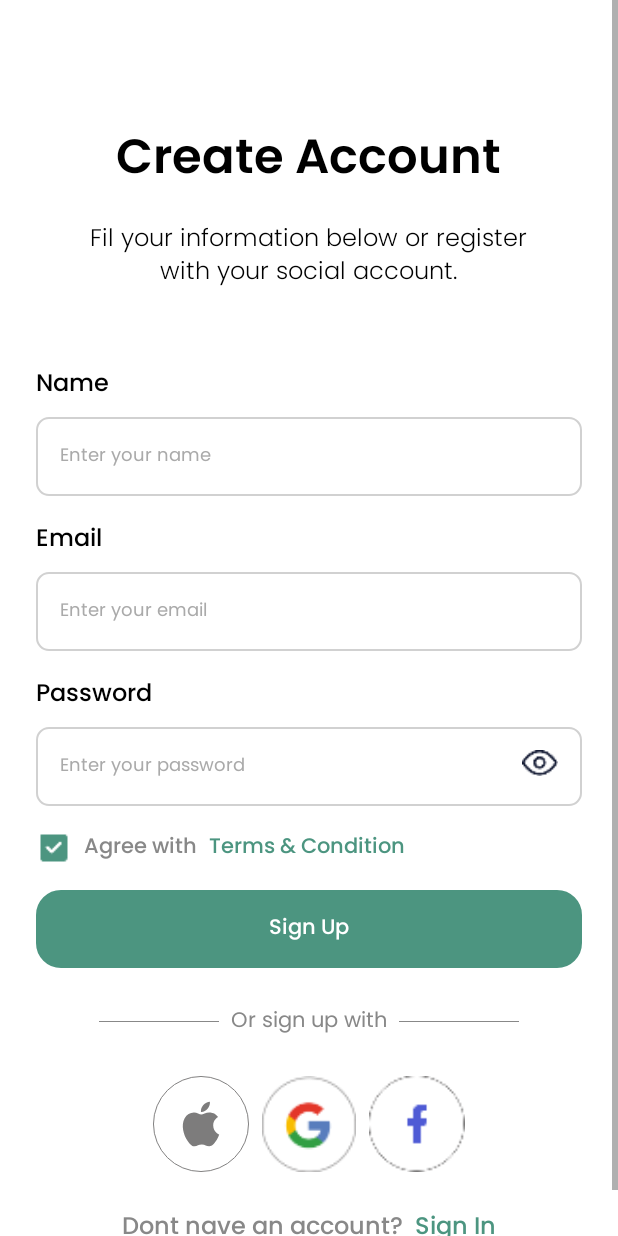
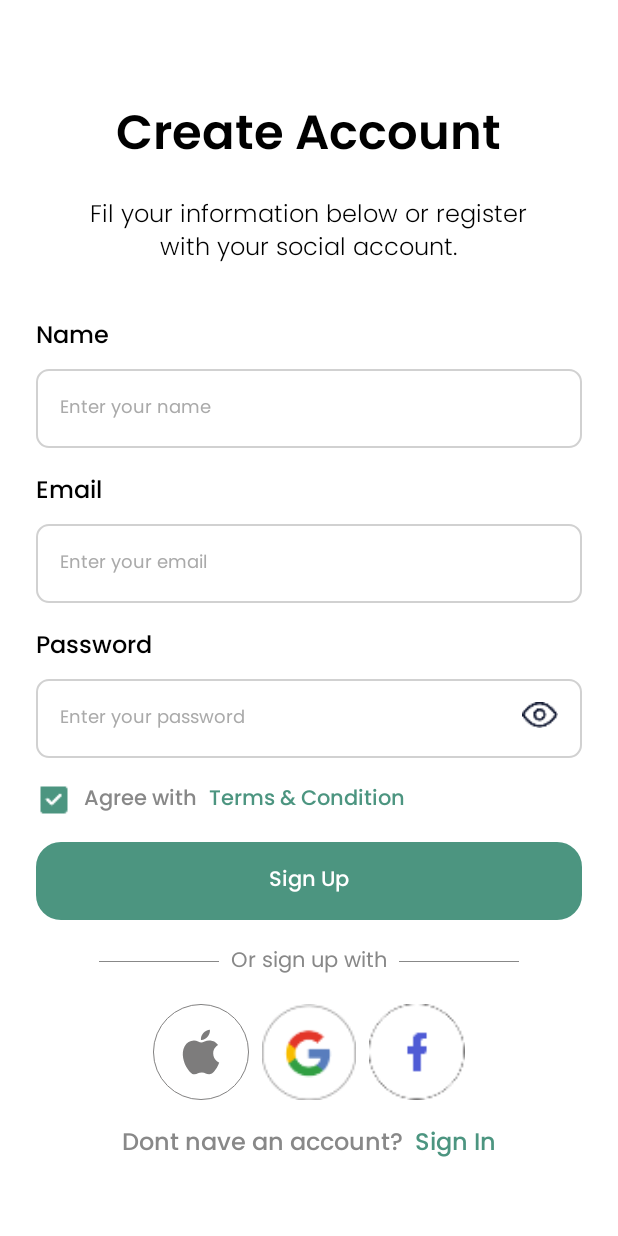
Before and after one commit to sonlyhorngdev/android-movieX, an Android app: the CreateNewAccount screen opened directly, with no data from a screen before it, on a phone screen of 412 x 824 dp. Run offline under Robolectric (Android 15) with nearby library versions, the phone set to English and light mode, and no system bars.

Commit message:
update code

```diff
--- a/app/src/main/res/layout/activity_create_new.xml
+++ b/app/src/main/res/layout/activity_create_new.xml
@@ -14,7 +14,7 @@
             android:id="@+id/textView"
             android:layout_width="wrap_content"
             android:layout_height="wrap_content"
-            android:layout_marginTop="80dp"
+            android:layout_marginTop="64dp"
             android:fontFamily="@font/poppins_semibold"
             android:text="@string/create_new_account"
             android:textColor="@color/black"
@@ -43,7 +43,7 @@
             android:id="@+id/linearLayout"
             android:layout_width="match_parent"
             android:layout_height="wrap_content"
-            android:layout_marginTop="48dp"
+            android:layout_marginTop="@dimen/space_32"
             android:orientation="vertical"
             app:layout_constraintTop_toBottomOf="@+id/textView2"
             tools:layout_editor_absoluteX="0dp">
@@ -217,7 +217,7 @@
                 android:layout_height="wrap_content"
                 android:layout_marginStart="@dimen/space_24"
                 android:layout_marginEnd="@dimen/space_24"
-                android:layout_marginTop="@dimen/space_24"
+                android:layout_marginTop="@dimen/space_16"
                 android:layout_gravity="center"
                 android:orientation="horizontal">
                 <View
@@ -246,7 +246,7 @@
         <LinearLayout
             android:layout_width="wrap_content"
             android:layout_height="wrap_content"
-            android:layout_marginTop="@dimen/space_24"
+            android:layout_marginTop="@dimen/space_16"
             android:layout_gravity="center"
             android:orientation="horizontal">
             <ImageView
@@ -270,7 +270,7 @@
         <LinearLayout
             android:layout_width="wrap_content"
             android:layout_height="wrap_content"
-            android:layout_marginTop="@dimen/space_24"
+            android:layout_marginTop="@dimen/space_16"
             android:layout_gravity="center"
             android:orientation="horizontal">
             <TextView
```
